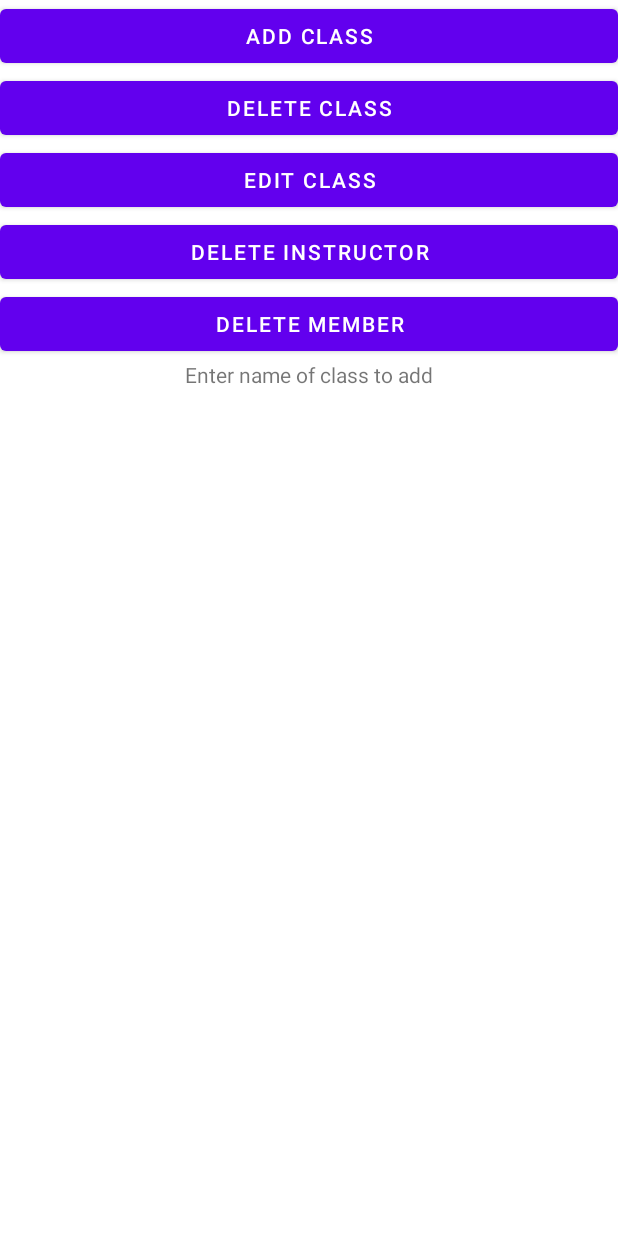
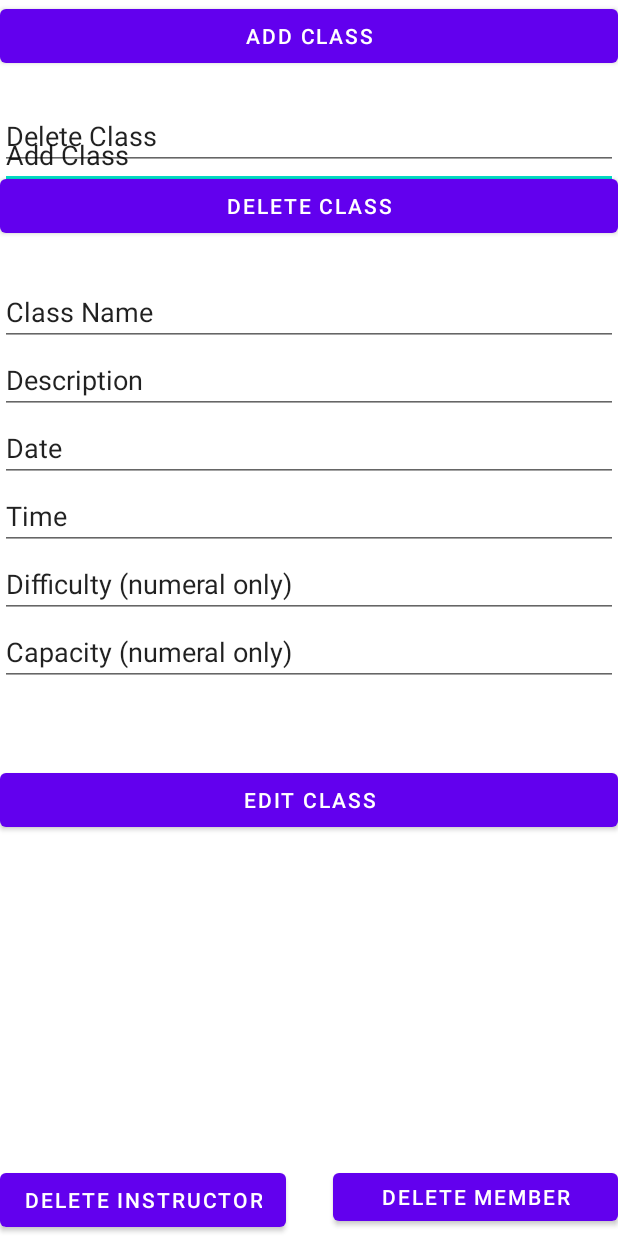
Before and after one commit to SEG2105Group17/SEG2105Group17, an Android app: the layout adminlogin_activity.xml on its own in the app's theme, with its tools: preview values and no code run, on a phone screen of 412 x 824 dp. Run offline under Robolectric (Android 15) with nearby library versions, the phone set to English and light mode, and no system bars.

```diff
--- a/app/src/main/res/layout/adminlogin_activity.xml
+++ b/app/src/main/res/layout/adminlogin_activity.xml
@@ -21,8 +21,9 @@
         android:layout_height="wrap_content"
         android:text="Add Class"
         app:layout_constraintEnd_toEndOf="parent"
+        app:layout_constraintHorizontal_bias="0.0"
         app:layout_constraintStart_toStartOf="parent"
-        tools:layout_editor_absoluteY="60dp" />
+        tools:layout_editor_absoluteY="136dp" />
 
     <Button
         android:id="@+id/deleteClassBTN"
@@ -30,43 +31,135 @@
         android:layout_height="wrap_content"
         android:text="Delete Class"
         app:layout_constraintEnd_toEndOf="parent"
+        app:layout_constraintHorizontal_bias="0.0"
         app:layout_constraintStart_toStartOf="parent"
-        app:layout_constraintTop_toBottomOf="@+id/addClassBTN" />
+        app:layout_constraintTop_toBottomOf="@+id/deleteClassTextView" />
 
     <Button
         android:id="@+id/editClassBTN"
         android:layout_width="0dp"
         android:layout_height="wrap_content"
         android:text="Edit Class"
+        app:layout_constraintBottom_toBottomOf="parent"
         app:layout_constraintEnd_toEndOf="parent"
+        app:layout_constraintHorizontal_bias="0.0"
+        app:layout_constraintStart_toStartOf="parent"
+        app:layout_constraintTop_toBottomOf="@+id/editCapTextView"
+        app:layout_constraintVertical_bias="0.163" />
+
+    <EditText
+        android:id="@+id/addClassTextView"
+        android:layout_width="0dp"
+        android:layout_height="wrap_content"
+        android:layout_marginTop="40dp"
+        android:ems="10"
+        android:inputType="textPersonName"
+        android:text="Add Class"
+        app:layout_constraintBottom_toTopOf="@+id/addClassBTN"
+        app:layout_constraintEnd_toEndOf="parent"
+        app:layout_constraintHorizontal_bias="0.0"
+        app:layout_constraintStart_toStartOf="parent"
+        app:layout_constraintTop_toBottomOf="@+id/adminTitleTextView"
+        app:layout_constraintVertical_bias="0.0" />
+
+    <EditText
+        android:id="@+id/deleteClassTextView"
+        android:layout_width="0dp"
+        android:layout_height="wrap_content"
+        android:layout_marginTop="20dp"
+        android:ems="10"
+        android:inputType="textPersonName"
+        android:text="Delete Class"
+        app:layout_constraintEnd_toEndOf="parent"
+        app:layout_constraintHorizontal_bias="0.0"
+        app:layout_constraintStart_toStartOf="parent"
+        app:layout_constraintTop_toBottomOf="@+id/addClassBTN" />
+
+    <EditText
+        android:id="@+id/editClassTextView"
+        android:layout_width="0dp"
+        android:layout_height="wrap_content"
+        android:layout_marginTop="24dp"
+        android:ems="10"
+        android:inputType="textPersonName"
+        android:text="Class Name"
+        app:layout_constraintEnd_toEndOf="parent"
+        app:layout_constraintHorizontal_bias="1.0"
         app:layout_constraintStart_toStartOf="parent"
         app:layout_constraintTop_toBottomOf="@+id/deleteClassBTN" />
 
+    <EditText
+        android:id="@+id/editDescriptionTextView"
+        android:layout_width="0dp"
+        android:layout_height="wrap_content"
+        android:ems="10"
+        android:inputType="textPersonName"
+        android:text="Description"
+        app:layout_constraintEnd_toEndOf="parent"
+        app:layout_constraintStart_toStartOf="parent"
+        app:layout_constraintTop_toBottomOf="@+id/editClassTextView" />
+
+    <EditText
+        android:id="@+id/editDateTextView"
+        android:layout_width="0dp"
+        android:layout_height="wrap_content"
+        android:ems="10"
+        android:inputType="textPersonName"
+        android:text="Date"
+        app:layout_constraintEnd_toEndOf="parent"
+        app:layout_constraintStart_toStartOf="parent"
+        app:layout_constraintTop_toBottomOf="@+id/editDescriptionTextView" />
+
+    <EditText
+        android:id="@+id/editTimeTextView"
+        android:layout_width="0dp"
+        android:layout_height="wrap_content"
+        android:ems="10"
+        android:inputType="textPersonName"
+        android:text="Time"
+        app:layout_constraintEnd_toEndOf="parent"
+        app:layout_constraintStart_toStartOf="parent"
+        app:layout_constraintTop_toBottomOf="@+id/editDateTextView" />
+
+    <EditText
+        android:id="@+id/editDiffTextView"
+        android:layout_width="0dp"
+        android:layout_height="wrap_content"
+        android:ems="10"
+        android:inputType="textPersonName"
+        android:text="Difficulty (numeral only)"
+        app:layout_constraintEnd_toEndOf="parent"
+        app:layout_constraintStart_toStartOf="parent"
+        app:layout_constraintTop_toBottomOf="@+id/editTimeTextView" />
+
+    <EditText
+        android:id="@+id/editCapTextView"
+        android:layout_width="0dp"
+        android:layout_height="wrap_content"
+        android:ems="10"
+        android:inputType="textPersonName"
+        android:text="Capacity (numeral only)"
+        app:layout_constraintEnd_toEndOf="parent"
+        app:layout_constraintStart_toStartOf="parent"
+        app:layout_constraintTop_toBottomOf="@+id/editDiffTextView" />
+
     <Button
         android:id="@+id/deleteInstructorBTN"
-        android:layout_width="0dp"
+        android:layout_width="wrap_content"
         android:layout_height="wrap_content"
         android:text="Delete Instructor"
-        app:layout_constraintEnd_toEndOf="parent"
-        app:layout_constraintStart_toStartOf="parent"
-        app:layout_constraintTop_toBottomOf="@+id/editClassBTN" />
+        app:layout_constraintBottom_toBottomOf="parent"
+        app:layout_constraintEnd_toStartOf="wrap_parent"
+        app:layout_constraintHorizontal_bias="0.205"
+        app:layout_constraintStart_toStartOf="parent" />
 
     <Button
         android:id="@+id/deleteMemberBTN"
-        android:layout_width="0dp"
-        android:layout_height="wrap_content"
+        android:layout_width="190dp"
+        android:layout_height="44dp"
+        android:layout_marginBottom="4dp"
         android:text="Delete Member"
-        app:layout_constraintEnd_toEndOf="parent"
-        app:layout_constraintStart_toStartOf="parent"
-        app:layout_constraintTop_toBottomOf="@+id/deleteInstructorBTN" />
-
-    <TextView
-        android:id="@+id/adminAddClassTextView"
-        android:layout_width="wrap_content"
-        android:layout_height="wrap_content"
-        android:text="Enter name of class to add"
-        app:layout_constraintEnd_toEndOf="parent"
-        app:layout_constraintStart_toStartOf="parent"
-        app:layout_constraintTop_toBottomOf="@+id/deleteMemberBTN" />
+        app:layout_constraintBottom_toBottomOf="parent"
+        app:layout_constraintEnd_toEndOf="parent" />
 
 </androidx.constraintlayout.widget.ConstraintLayout>
```
Also changed, not shown: app/src/main/java/com/example/fall2021profejct1/AdminClass.java (+19 -2 lines), app/src/main/java/com/example/fall2021profejct1/AdminCreateClass.java (deleted, +0 -36 lines), app/src/main/java/com/example/fall2021profejct1/AdminLoginPage.java (+35 -62 lines).
